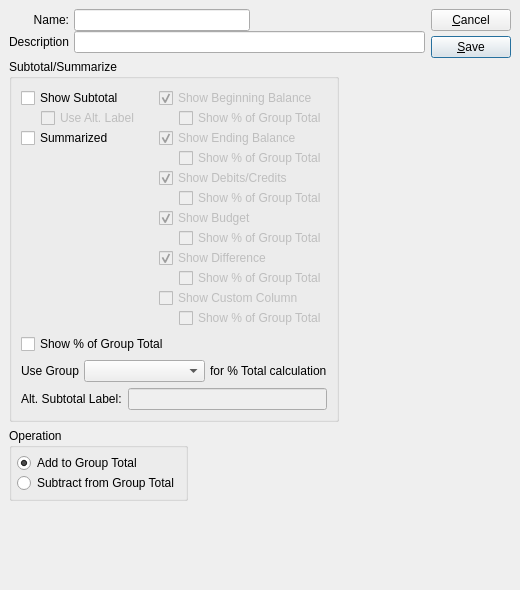
Before: the Qt Designer form xtuple/trunk/guiclient/financialLayoutGroup.ui in WooodHead/xtuple, drawn with Qt 5.
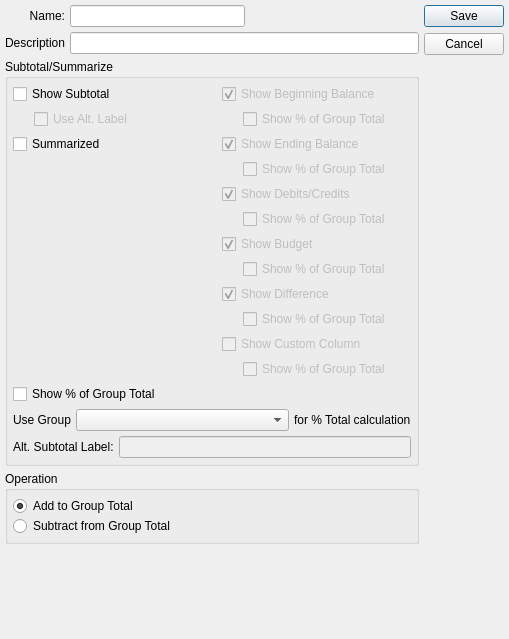
After: the same form once the commit is applied. Custom widgets are drawn as their Qt base class.

Commit message: issue #11869:  Some touch up to financial report layout for project accounting.

```diff
--- a/xtuple/trunk/guiclient/financialLayoutGroup.ui
+++ b/xtuple/trunk/guiclient/financialLayoutGroup.ui
@@ -8,60 +8,33 @@
 is available at www.xtuple.com/CPAL.  By using this software, you agree
 to be bound by its terms.</comment>
  <class>financialLayoutGroup</class>
- <widget class="QDialog" name="financialLayoutGroup" >
-  <property name="geometry" >
+ <widget class="QDialog" name="financialLayoutGroup">
+  <property name="geometry">
    <rect>
     <x>0</x>
     <y>0</y>
-    <width>520</width>
-    <height>590</height>
+    <width>509</width>
+    <height>639</height>
    </rect>
   </property>
   <property name="windowTitle" >
    <string>Financial Report Group</string>
   </property>
-  <layout class="QGridLayout" >
-   <property name="margin" >
-    <number>9</number>
-   </property>
-   <property name="spacing" >
-    <number>6</number>
-   </property>
-   <item row="0" column="0" >
-    <layout class="QVBoxLayout" >
-     <property name="margin" >
-      <number>0</number>
-     </property>
-     <property name="spacing" >
-      <number>6</number>
-     </property>
+  <layout class="QGridLayout" name="gridLayout">
+   <item row="0" column="0">
+    <layout class="QVBoxLayout">
      <item>
-      <layout class="QVBoxLayout" >
-       <property name="margin" >
-        <number>0</number>
-       </property>
-       <property name="spacing" >
-        <number>6</number>
-       </property>
+      <layout class="QVBoxLayout">
        <item>
-        <layout class="QHBoxLayout" >
-         <property name="margin" >
-          <number>0</number>
-         </property>
-         <property name="spacing" >
+        <layout class="QHBoxLayout">
+         <property name="spacing">
           <number>5</number>
          </property>
          <item>
-          <layout class="QVBoxLayout" >
-           <property name="margin" >
-            <number>0</number>
-           </property>
-           <property name="spacing" >
-            <number>0</number>
-           </property>
+          <layout class="QVBoxLayout">
            <item>
-            <widget class="QLabel" name="_nameLit" >
-             <property name="text" >
+            <widget class="QLabel" name="_nameLit">
+             <property name="text">
               <string>Name:</string>
              </property>
              <property name="alignment" >
@@ -73,8 +46,8 @@
             </widget>
            </item>
            <item>
-            <widget class="QLabel" name="_descriptionLit" >
-             <property name="text" >
+            <widget class="QLabel" name="_descriptionLit">
+             <property name="text">
               <string>Description</string>
              </property>
              <property name="alignment" >
@@ -88,23 +61,14 @@
           </layout>
          </item>
          <item>
-          <layout class="QVBoxLayout" >
-           <property name="margin" >
-            <number>0</number>
-           </property>
-           <property name="spacing" >
-            <number>0</number>
-           </property>
+          <layout class="QVBoxLayout">
            <item>
-            <layout class="QHBoxLayout" >
-             <property name="margin" >
-              <number>0</number>
-             </property>
-             <property name="spacing" >
+            <layout class="QHBoxLayout">
+             <property name="spacing">
               <number>0</number>
              </property>
              <item>
-              <widget class="XLineEdit" name="_name" />
+              <widget class="XLineEdit" name="_name"/>
              </item>
              <item>
               <spacer>
@@ -125,35 +89,23 @@
             </layout>
            </item>
            <item>
-            <widget class="XLineEdit" name="_description" />
+            <widget class="XLineEdit" name="_description"/>
            </item>
           </layout>
          </item>
         </layout>
        </item>
        <item>
-        <layout class="QHBoxLayout" >
-         <property name="margin" >
-          <number>0</number>
-         </property>
-         <property name="spacing" >
-          <number>6</number>
-         </property>
+        <layout class="QHBoxLayout">
          <item>
-          <widget class="QGroupBox" name="_subSummGroup" >
-           <property name="title" >
+          <widget class="QGroupBox" name="_subSummGroup">
+           <property name="title">
             <string>Subtotal/Summarize</string>
            </property>
-           <layout class="QGridLayout" >
-            <property name="margin" >
-             <number>9</number>
-            </property>
-            <property name="spacing" >
-             <number>6</number>
-            </property>
-            <item row="1" column="0" >
-             <widget class="QCheckBox" name="_showPrcnt" >
-              <property name="enabled" >
+           <layout class="QGridLayout">
+            <item row="1" column="0">
+             <widget class="QCheckBox" name="_showPrcnt">
+              <property name="enabled">
                <bool>true</bool>
               </property>
               <property name="text" >
@@ -164,35 +116,23 @@
               </property>
              </widget>
             </item>
-            <item row="0" column="0" >
-             <layout class="QHBoxLayout" >
-              <property name="margin" >
-               <number>0</number>
-              </property>
-              <property name="spacing" >
+            <item row="0" column="0">
+             <layout class="QHBoxLayout">
+              <property name="spacing">
                <number>0</number>
               </property>
               <item>
-               <layout class="QVBoxLayout" >
-                <property name="margin" >
-                 <number>0</number>
-                </property>
-                <property name="spacing" >
-                 <number>0</number>
-                </property>
+               <layout class="QVBoxLayout">
                 <item>
-                 <widget class="QCheckBox" name="_showSubtotal" >
-                  <property name="text" >
+                 <widget class="QCheckBox" name="_showSubtotal">
+                  <property name="text">
                    <string>Show Subtotal</string>
                   </property>
                  </widget>
                 </item>
                 <item>
-                 <layout class="QHBoxLayout" >
-                  <property name="margin" >
-                   <number>0</number>
-                  </property>
-                  <property name="spacing" >
+                 <layout class="QHBoxLayout">
+                  <property name="spacing">
                    <number>0</number>
                   </property>
                   <item>
@@ -212,8 +152,8 @@
                    </spacer>
                   </item>
                   <item>
-                   <widget class="QCheckBox" name="_altSubtotal" >
-                    <property name="enabled" >
+                   <widget class="QCheckBox" name="_altSubtotal">
+                    <property name="enabled">
                      <bool>false</bool>
                     </property>
                     <property name="text" >
@@ -224,8 +164,8 @@
                  </layout>
                 </item>
                 <item>
-                 <widget class="QCheckBox" name="_summarize" >
-                  <property name="text" >
+                 <widget class="QCheckBox" name="_summarize">
+                  <property name="text">
                    <string>Summarized</string>
                   </property>
                  </widget>
@@ -265,16 +205,10 @@
                </spacer>
               </item>
               <item>
-               <layout class="QVBoxLayout" >
-                <property name="margin" >
-                 <number>0</number>
-                </property>
-                <property name="spacing" >
-                 <number>0</number>
-                </property>
+               <layout class="QVBoxLayout">
                 <item>
-                 <widget class="QCheckBox" name="_showStart" >
-                  <property name="enabled" >
+                 <widget class="QCheckBox" name="_showStart">
+                  <property name="enabled">
                    <bool>false</bool>
                   </property>
                   <property name="text" >
@@ -286,11 +220,8 @@
                  </widget>
                 </item>
                 <item>
-                 <layout class="QHBoxLayout" >
-                  <property name="margin" >
-                   <number>0</number>
-                  </property>
-                  <property name="spacing" >
+                 <layout class="QHBoxLayout">
+                  <property name="spacing">
                    <number>0</number>
                   </property>
                   <item>
@@ -310,8 +241,8 @@
                    </spacer>
                   </item>
                   <item>
-                   <widget class="QCheckBox" name="_showStartPrcnt" >
-                    <property name="enabled" >
+                   <widget class="QCheckBox" name="_showStartPrcnt">
+                    <property name="enabled">
                      <bool>false</bool>
                     </property>
                     <property name="text" >
@@ -322,8 +253,8 @@
                  </layout>
                 </item>
                 <item>
-                 <widget class="QCheckBox" name="_showEnd" >
-                  <property name="enabled" >
+                 <widget class="QCheckBox" name="_showEnd">
+                  <property name="enabled">
                    <bool>false</bool>
                   </property>
                   <property name="text" >
@@ -335,11 +266,8 @@
                  </widget>
                 </item>
                 <item>
-                 <layout class="QHBoxLayout" >
-                  <property name="margin" >
-                   <number>0</number>
-                  </property>
-                  <property name="spacing" >
+                 <layout class="QHBoxLayout">
+                  <property name="spacing">
                    <number>0</number>
                   </property>
                   <item>
@@ -359,8 +287,8 @@
                    </spacer>
                   </item>
                   <item>
-                   <widget class="QCheckBox" name="_showEndPrcnt" >
-                    <property name="enabled" >
+                   <widget class="QCheckBox" name="_showEndPrcnt">
+                    <property name="enabled">
                      <bool>false</bool>
                     </property>
                     <property name="text" >
@@ -371,8 +299,8 @@
                  </layout>
                 </item>
                 <item>
-                 <widget class="QCheckBox" name="_showDelta" >
-                  <property name="enabled" >
+                 <widget class="QCheckBox" name="_showDelta">
+                  <property name="enabled">
                    <bool>false</bool>
                   </property>
                   <property name="text" >
@@ -384,11 +312,8 @@
                  </widget>
                 </item>
                 <item>
-                 <layout class="QHBoxLayout" >
-                  <property name="margin" >
-                   <number>0</number>
-                  </property>
-                  <property name="spacing" >
+                 <layout class="QHBoxLayout">
+                  <property name="spacing">
                    <number>0</number>
                   </property>
                   <item>
@@ -408,8 +333,8 @@
                    </spacer>
                   </item>
                   <item>
-                   <widget class="QCheckBox" name="_showDeltaPrcnt" >
-                    <property name="enabled" >
+                   <widget class="QCheckBox" name="_showDeltaPrcnt">
+                    <property name="enabled">
                      <bool>false</bool>
                     </property>
                     <property name="text" >
@@ -420,8 +345,8 @@
                  </layout>
                 </item>
                 <item>
-                 <widget class="QCheckBox" name="_showBudget" >
-                  <property name="enabled" >
+                 <widget class="QCheckBox" name="_showBudget">
+                  <property name="enabled">
                    <bool>false</bool>
                   </property>
                   <property name="text" >
@@ -433,11 +358,8 @@
                  </widget>
                 </item>
                 <item>
-                 <layout class="QHBoxLayout" >
-                  <property name="margin" >
-                   <number>0</number>
-                  </property>
-                  <property name="spacing" >
+                 <layout class="QHBoxLayout">
+                  <property name="spacing">
                    <number>0</number>
                   </property>
                   <item>
@@ -457,8 +379,8 @@
                    </spacer>
                   </item>
                   <item>
-                   <widget class="QCheckBox" name="_showBudgetPrcnt" >
-                    <property name="enabled" >
+                   <widget class="QCheckBox" name="_showBudgetPrcnt">
+                    <property name="enabled">
                      <bool>false</bool>
                     </property>
                     <property name="text" >
@@ -469,8 +391,8 @@
                  </layout>
                 </item>
                 <item>
-                 <widget class="QCheckBox" name="_showDiff" >
-                  <property name="enabled" >
+                 <widget class="QCheckBox" name="_showDiff">
+                  <property name="enabled">
                    <bool>false</bool>
                   </property>
                   <property name="text" >
@@ -482,11 +404,8 @@
                  </widget>
                 </item>
                 <item>
-                 <layout class="QHBoxLayout" >
-                  <property name="margin" >
-                   <number>0</number>
-                  </property>
-                  <property name="spacing" >
+                 <layout class="QHBoxLayout">
+                  <property name="spacing">
                    <number>0</number>
                   </property>
                   <item>
@@ -506,8 +425,8 @@
                    </spacer>
                   </item>
                   <item>
-                   <widget class="QCheckBox" name="_showDiffPrcnt" >
-                    <property name="enabled" >
+                   <widget class="QCheckBox" name="_showDiffPrcnt">
+                    <property name="enabled">
                      <bool>false</bool>
                     </property>
                     <property name="text" >
@@ -518,8 +437,8 @@
                  </layout>
                 </item>
                 <item>
-                 <widget class="QCheckBox" name="_showCustom" >
-                  <property name="enabled" >
+                 <widget class="QCheckBox" name="_showCustom">
+                  <property name="enabled">
                    <bool>false</bool>
                   </property>
                   <property name="text" >
@@ -528,11 +447,8 @@
                  </widget>
                 </item>
                 <item>
-                 <layout class="QHBoxLayout" >
-                  <property name="margin" >
-                   <number>0</number>
-                  </property>
-                  <property name="spacing" >
+                 <layout class="QHBoxLayout">
+                  <property name="spacing">
                    <number>0</number>
                   </property>
                   <item>
@@ -552,8 +468,8 @@
                    </spacer>
                   </item>
                   <item>
-                   <widget class="QCheckBox" name="_showCustomPrcnt" >
-                    <property name="enabled" >
+                   <widget class="QCheckBox" name="_showCustomPrcnt">
+                    <property name="enabled">
                      <bool>false</bool>
                     </property>
                     <property name="text" >
@@ -567,17 +483,14 @@
               </item>
              </layout>
             </item>
-            <item row="2" column="0" >
-             <layout class="QHBoxLayout" >
-              <property name="margin" >
-               <number>0</number>
-              </property>
-              <property name="spacing" >
+            <item row="2" column="0">
+             <layout class="QHBoxLayout">
+              <property name="spacing">
                <number>5</number>
               </property>
               <item>
-               <widget class="QLabel" name="_groupLit" >
-                <property name="text" >
+               <widget class="QLabel" name="_groupLit">
+                <property name="text">
                  <string>Use Group</string>
                 </property>
                 <property name="buddy" >
@@ -586,11 +499,9 @@
                </widget>
               </item>
               <item>
-               <widget class="XComboBox" name="_group" >
-                <property name="sizePolicy" >
-                 <sizepolicy>
-                  <hsizetype>3</hsizetype>
-                  <vsizetype>0</vsizetype>
+               <widget class="XComboBox" name="_group">
+                <property name="sizePolicy">
+                 <sizepolicy hsizetype="MinimumExpanding" vsizetype="Fixed">
                   <horstretch>0</horstretch>
                   <verstretch>0</verstretch>
                  </sizepolicy>
@@ -598,25 +509,19 @@
                </widget>
               </item>
               <item>
-               <widget class="QLabel" name="_groupLit2" >
-                <property name="text" >
+               <widget class="QLabel" name="_groupLit2">
+                <property name="text">
                  <string>for % Total calculation</string>
                 </property>
                </widget>
               </item>
              </layout>
             </item>
-            <item row="3" column="0" >
-             <layout class="QHBoxLayout" >
-              <property name="margin" >
-               <number>0</number>
-              </property>
-              <property name="spacing" >
-               <number>6</number>
-              </property>
+            <item row="3" column="0">
+             <layout class="QHBoxLayout">
               <item>
-               <widget class="QLabel" name="_altSubtotalLabelLit" >
-                <property name="text" >
+               <widget class="QLabel" name="_altSubtotalLabelLit">
+                <property name="text">
                  <string>Alt. Subtotal Label:</string>
                 </property>
                 <property name="buddy" >
@@ -625,8 +530,8 @@
                </widget>
               </item>
               <item>
-               <widget class="QLineEdit" name="_altSubtotalLabel" >
-                <property name="enabled" >
+               <widget class="QLineEdit" name="_altSubtotalLabel">
+                <property name="enabled">
                  <bool>false</bool>
                 </property>
                </widget>
@@ -636,47 +541,28 @@
            </layout>
           </widget>
          </item>
-         <item>
-          <spacer>
-           <property name="orientation" >
-            <enum>Qt::Horizontal</enum>
-           </property>
-           <property name="sizeType" >
-            <enum>QSizePolicy::Expanding</enum>
-           </property>
-           <property name="sizeHint" >
-            <size>
-             <width>87</width>
-             <height>10</height>
-            </size>
-           </property>
-          </spacer>
-         </item>
         </layout>
        </item>
        <item>
-        <layout class="QHBoxLayout" >
-         <property name="margin" >
-          <number>0</number>
-         </property>
-         <property name="spacing" >
+        <layout class="QHBoxLayout">
+         <property name="spacing">
           <number>0</number>
          </property>
          <item>
-          <widget class="QGroupBox" name="_operationGroup" >
-           <property name="title" >
+          <widget class="QGroupBox" name="_operationGroup">
+           <property name="title">
             <string>Operation</string>
            </property>
-           <layout class="QVBoxLayout" >
-            <property name="margin" >
-             <number>5</number>
-            </property>
-            <property name="spacing" >
+           <layout class="QVBoxLayout">
+            <property name="spacing">
              <number>0</number>
             </property>
+            <property name="margin">
+             <number>5</number>
+            </property>
             <item>
-             <widget class="QRadioButton" name="_add" >
-              <property name="text" >
+             <widget class="QRadioButton" name="_add">
+              <property name="text">
                <string>Add to Group Total</string>
               </property>
               <property name="checked" >
@@ -685,8 +571,8 @@
              </widget>
             </item>
             <item>
-             <widget class="QRadioButton" name="_subtract" >
-              <property name="text" >
+             <widget class="QRadioButton" name="_subtract">
+              <property name="text">
                <string>Subtract from Group Total</string>
               </property>
              </widget>
@@ -694,112 +580,53 @@
            </layout>
           </widget>
          </item>
-         <item>
-          <spacer>
-           <property name="orientation" >
-            <enum>Qt::Horizontal</enum>
-           </property>
-           <property name="sizeType" >
-            <enum>QSizePolicy::Expanding</enum>
-           </property>
-           <property name="sizeHint" >
-            <size>
-             <width>20</width>
-             <height>20</height>
-            </size>
-           </property>
-          </spacer>
-         </item>
         </layout>
        </item>
       </layout>
      </item>
      <item>
       <spacer>
-       <property name="orientation" >
+       <property name="orientation">
         <enum>Qt::Vertical</enum>
        </property>
-       <property name="sizeType" >
+       <property name="sizeType">
         <enum>QSizePolicy::Expanding</enum>
        </property>
-       <property name="sizeHint" >
+       <property name="sizeHint" stdset="0">
         <size>
-         <width>413</width>
-         <height>21</height>
+         <width>20</width>
+         <height>0</height>
         </size>
        </property>
       </spacer>
      </item>
     </layout>
    </item>
-   <item row="0" column="1" >
-    <layout class="QVBoxLayout" >
-     <property name="margin" >
-      <number>0</number>
+   <item row="0" column="1">
+    <widget class="QDialogButtonBox" name="_buttonBox">
+     <property name="orientation">
+      <enum>Qt::Vertical</enum>
      </property>
-     <property name="spacing" >
-      <number>0</number>
+     <property name="standardButtons">
+      <set>QDialogButtonBox::Cancel|QDialogButtonBox::Save</set>
      </property>
-     <item>
-      <layout class="QVBoxLayout" >
-       <property name="margin" >
-        <number>0</number>
-       </property>
-       <property name="spacing" >
-        <number>5</number>
-       </property>
-       <item>
-        <widget class="QPushButton" name="_close" >
-         <property name="text" >
-          <string>&amp;Cancel</string>
-         </property>
-        </widget>
-       </item>
-       <item>
-        <widget class="QPushButton" name="_save" >
-         <property name="text" >
-          <string>&amp;Save</string>
-         </property>
-         <property name="default" >
-          <bool>true</bool>
-         </property>
-        </widget>
-       </item>
-      </layout>
-     </item>
-     <item>
-      <spacer>
-       <property name="orientation" >
-        <enum>Qt::Vertical</enum>
-       </property>
-       <property name="sizeType" >
-        <enum>QSizePolicy::Expanding</enum>
-       </property>
-       <property name="sizeHint" >
-        <size>
-         <width>10</width>
-         <height>71</height>
-        </size>
-       </property>
-      </spacer>
-     </item>
-    </layout>
+    </widget>
    </item>
   </layout>
  </widget>
- <layoutdefault spacing="5" margin="5" />
+ <layoutdefault spacing="5" margin="5"/>
  <pixmapfunction>qPixmapFromMimeSource</pixmapfunction>
  <customwidgets>
-  <customwidget>
-   <class>XLineEdit</class>
-   <extends>QLineEdit</extends>
-   <header>xlineedit.h</header>
-  </customwidget>
   <customwidget>
    <class>XComboBox</class>
    <extends>QComboBox</extends>
    <header>xcombobox.h</header>
   </customwidget>
+  <customwidget>
+   <class>XLineEdit</class>
+   <extends>QLineEdit</extends>
+   <header>xlineedit.h</header>
+  </customwidget>
  </customwidgets>
  <tabstops>
   <tabstop>_name</tabstop>
```
Left out of the diff: 171 changed lines with no effect on the pictures. The commit also changes 11 other files.
